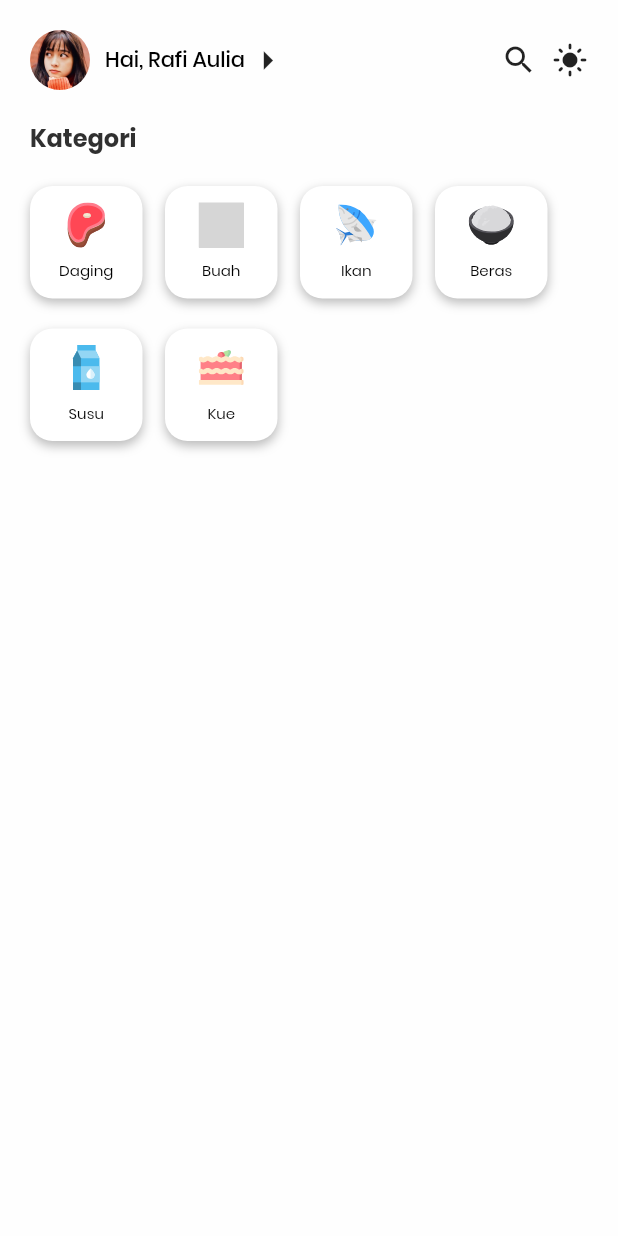
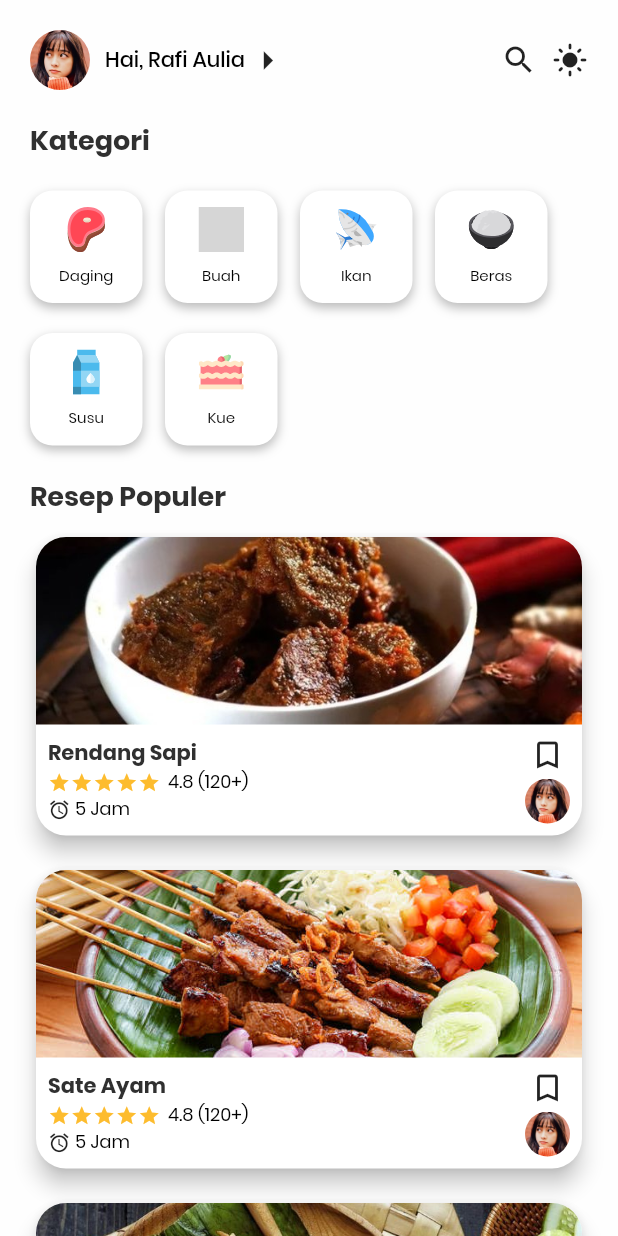
Before and after one commit to ravihabibillah/recipe_app_ui, a Flutter app: the screen it shows after launch, on a phone screen of 412 x 824 dp. Run offline on Flutter 3.47's test engine with Material 2 defaults, Android fonts, the light colour scheme and no system bars; our stand-ins replace flutter_svg; grey boxes are pictures that could not be loaded.

Commit message:
Menambahkan Resep Populer

```diff
--- a/lib/main.dart
+++ b/lib/main.dart
@@ -34,12 +34,187 @@ class HomePage extends StatelessWidget {
   Widget build(BuildContext context) {
     return Scaffold(
       body: SafeArea(
+        child: SingleChildScrollView(
           child: Column(
             crossAxisAlignment: CrossAxisAlignment.start,
             children: [
               // Header
               myHeader(),
+              CategoryList(),
+
               Container(
+                margin: EdgeInsets.only(left: 20, right: 20, bottom: 20),
+                child: Column(
+                  crossAxisAlignment: CrossAxisAlignment.start,
+                  children: [
+                    Text(
+                      "Resep Populer",
+                      style: kTitleTextStyle.copyWith(fontSize: 18),
+                    ),
+                    RecipeCard(
+                      image:
+                          "assets/images/5-resep-bumbu-rendang-daging-sapi-yang-enak-dan-lezat-mudah-dibuat.jpg",
+                      name: "Rendang Sapi",
+                      rating: "4.8",
+                      total: "120+",
+                      time: "5 Jam",
+                    ),
+                    RecipeCard(
+                      image: "assets/images/sate-ayam.jpg",
+                      name: "Sate Ayam",
+                      rating: "4.8",
+                      total: "120+",
+                      time: "5 Jam",
+                    ),
+                    RecipeCard(
+                      image: "assets/images/nasi_bakar_tempe_MAHI-780x440.jpg",
+                      name: "Nasi Bakar Tempa",
+                      rating: "4.8",
+                      total: "120+",
+                      time: "5 Jam",
+                    )
+                  ],
+                ),
+              ),
+            ],
+          ),
+        ),
+      ),
+    );
+  }
+}
+
+class RecipeCard extends StatelessWidget {
+  final String image;
+  final String name;
+  final String rating;
+  final String total;
+  final String time;
+  const RecipeCard({
+    Key? key,
+    required this.image,
+    required this.name,
+    required this.rating,
+    required this.total,
+    required this.time,
+  }) : super(key: key);
+
+  @override
+  Widget build(BuildContext context) {
+    return Container(
+      margin: EdgeInsets.only(bottom: 5, top: 10),
+      child: Card(
+        shape: RoundedRectangleBorder(
+          borderRadius: BorderRadius.circular(20),
+        ),
+        elevation: 6,
+        child: Column(
+          crossAxisAlignment: CrossAxisAlignment.start,
+          children: [
+            Container(
+              height: 125,
+              width: double.infinity,
+              child: ClipRRect(
+                borderRadius: BorderRadius.only(
+                    topLeft: Radius.circular(20),
+                    topRight: Radius.circular(20)),
+                child: Image.asset(
+                  image,
+                  fit: BoxFit.cover,
+                ),
+              ),
+            ),
+            Padding(
+              padding: const EdgeInsets.all(8.0),
+              child: Row(
+                mainAxisAlignment: MainAxisAlignment.spaceBetween,
+                children: [
+                  Column(
+                    crossAxisAlignment: CrossAxisAlignment.start,
+                    children: [
+                      Text(
+                        name,
+                        style: kTitleTextStyle.copyWith(fontSize: 14),
+                      ),
+                      Row(
+                        children: [
+                          Icon(
+                            Icons.star,
+                            color: starActive,
+                            size: 15,
+                          ),
+                          Icon(
+                            Icons.star,
+                            color: starActive,
+                            size: 15,
+                          ),
+                          Icon(
+                            Icons.star,
+                            color: starActive,
+                            size: 15,
+                          ),
+                          Icon(
+                            Icons.star,
+                            color: starActive,
+                            size: 15,
+                          ),
+                          Icon(
+                            Icons.star,
+                            color: starActive,
+                            size: 15,
+                          ),
+                          SizedBox(width: 5),
+                          Text(
+                            "$rating ($total)",
+                            style: kSubTextStyle.copyWith(
+                                fontSize: 12, color: Colors.black),
+                          )
+                        ],
+                      ),
+                      Row(
+                        children: [
+                          Icon(
+                            Icons.alarm,
+                            size: 15,
+                          ),
+                          SizedBox(width: 3),
+                          Text(
+                            time,
+                            style: kSubTextStyle.copyWith(
+                                fontSize: 12, color: Colors.black),
+                          ),
+                        ],
+                      )
+                    ],
+                  ),
+                  Column(
+                    children: [
+                      Icon(Icons.bookmark_outline),
+                      SizedBox(height: 4),
+                      ImageCircle(
+                          image_width: 30,
+                          image_height: 30,
+                          imageUrl: "assets/images/profile.jpg")
+                    ],
+                  )
+                ],
+              ),
+            )
+          ],
+        ),
+      ),
+    );
+  }
+}
+
+class CategoryList extends StatelessWidget {
+  const CategoryList({
+    Key? key,
+  }) : super(key: key);
+
+  @override
+  Widget build(BuildContext context) {
+    return Container(
       width: double.infinity,
       margin: EdgeInsets.only(left: 20, right: 20, bottom: 20),
       child: Column(
@@ -47,7 +222,7 @@ class HomePage extends StatelessWidget {
         children: [
           Text(
             "Kategori",
-                    style: kTitleTextStyle.copyWith(fontSize: 16),
+            style: kTitleTextStyle.copyWith(fontSize: 18),
           ),
           Wrap(
             alignment: WrapAlignment.start,
@@ -81,10 +256,6 @@ class HomePage extends StatelessWidget {
             ],
           )
         ],
-              ),
-            )
-          ],
-        ),
       ),
     );
   }
```
Lines whose indentation alone changed are shown as unchanged.
